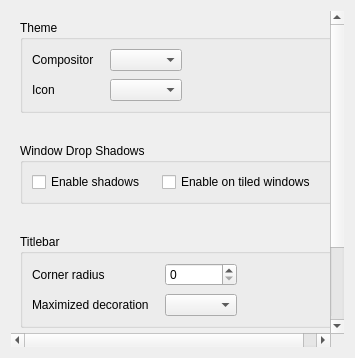
Before: the Qt Designer form src/appearance.ui in labwc/labwc-tweaks, drawn with Qt 5.
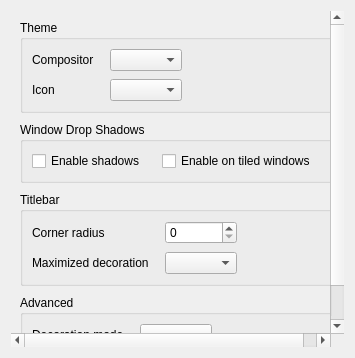
After: the same form once the commit is applied.

Patch:
```diff
--- a/src/appearance.ui
+++ b/src/appearance.ui
@@ -14,7 +14,7 @@
      <widget class="QWidget" name="scrollAreaWidgetContents">
       <layout class="QVBoxLayout" name="verticalLayout_2">
        <property name="spacing">
-        <number>30</number>
+        <number>9</number>
        </property>
        <item>
         <widget class="QGroupBox" name="groupBox1">
```
